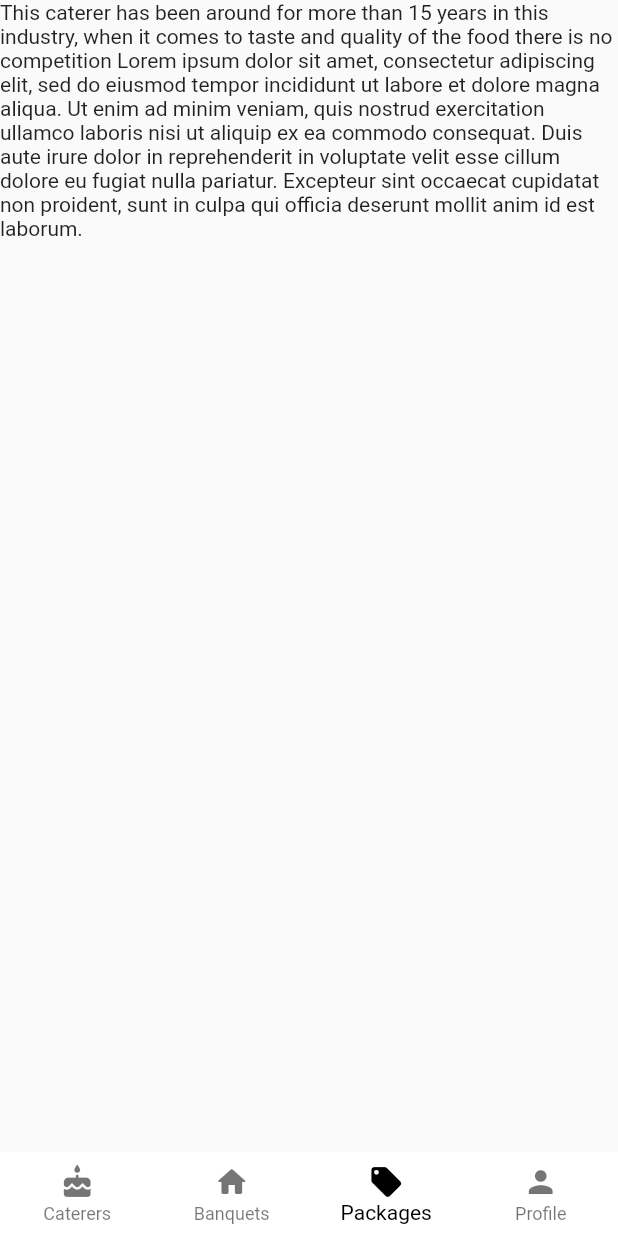
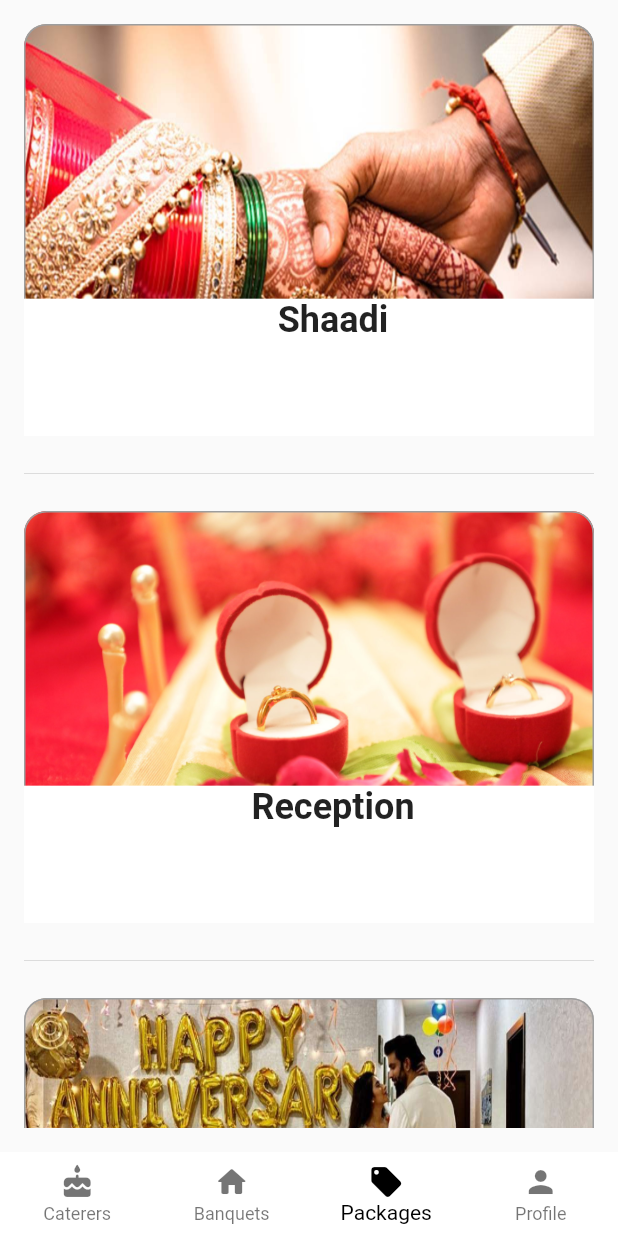
Before and after one commit to Abu-Shoaib-Jamil/WeCater, a Flutter app: the screen it shows once a user with an empty profile is signed in, swiped to page 3, on a phone screen of 412 x 824 dp. Run offline on Flutter 3.47's test engine with Material 2 defaults, Android fonts, the light colour scheme and no system bars; our stand-ins replace cloud_firestore, firebase_auth, firebase_core, firebase_crashlytics, flutter_rating_bar, geocoding and 3 more; accounts and stored records are empty.

Commit message:
latest commit

```diff
--- a/lib/screens/packagepage.dart
+++ b/lib/screens/packagepage.dart
@@ -1,3 +1,4 @@
+import 'package:flutter/cupertino.dart';
 import 'package:flutter/material.dart';
 
 class PackagePage extends StatefulWidget {
@@ -8,14 +9,75 @@ class PackagePage extends StatefulWidget {
 class _PackagePageState extends State<PackagePage> {
   @override
   Widget build(BuildContext context) {
+    double cardHeight = MediaQuery.of(context).size.height / 3;
+    double cardWidth = MediaQuery.of(context).size.width;
+    List<String> packagesNames = [
+      "Shaadi",
+      "Reception",
+      "Anniversary",
+      "Birthday",
+      "Farewell",
+      "Reunion"
+    ];
+    List<String> packagesImages = [
+      "asset/shaadi.jpg",
+      "asset/reception.jpg",
+      "asset/anniversary.jpg",
+      "asset/birthday.jpg",
+      "asset/farewell.jpg",
+      "asset/reunion.jpg"
+    ];
     return Scaffold(
       body: SafeArea(
-        child: Column(
-          children: [
-            Text(
-              "This caterer has been around for more than 15 years in this industry, when it comes to taste and quality of the food there is no competition Lorem ipsum dolor sit amet, consectetur adipiscing elit, sed do eiusmod tempor incididunt ut labore et dolore magna aliqua. Ut enim ad minim veniam, quis nostrud exercitation ullamco laboris nisi ut aliquip ex ea commodo consequat. Duis aute irure dolor in reprehenderit in voluptate velit esse cillum dolore eu fugiat nulla pariatur. Excepteur sint occaecat cupidatat non proident, sunt in culpa qui officia deserunt mollit anim id est laborum.",
-            ),
-          ],
+        child: Padding(
+          padding: const EdgeInsets.all(16.0),
+          child: ListView.separated(
+            itemCount: packagesNames.length,
+            itemBuilder: (context, index) {
+              return Stack(
+                children: [
+                  Container(
+                    height: cardHeight,
+                    width: cardWidth,
+                    decoration: BoxDecoration(
+                      border: Border.all(color: Colors.grey),
+                      borderRadius: BorderRadius.circular(15.0),
+                      image: DecorationImage(
+                        image: AssetImage(
+                          packagesImages[index],
+                        ),
+                        fit: BoxFit.fill,
+                      ),
+                    ),
+                  ),
+                  Positioned(
+                    bottom: 0,
+                    left: 0,
+                    child: Container(
+                      height: cardHeight / 3,
+                      width: cardWidth,
+                      decoration: BoxDecoration(
+                        color: Colors.white,
+                      ),
+                      child: Text(
+                        packagesNames[index],
+                        style: TextStyle(
+                          fontWeight: FontWeight.bold,
+                          fontSize: 24.0,
+                        ),
+                        textAlign: TextAlign.center,
+                      ),
+                    ),
+                  ),
+                ],
+              );
+            },
+            separatorBuilder: (context, index) {
+              return Divider(
+                height: 50.0,
+              );
+            },
+          ),
         ),
       ),
     );
```
Also changed, not shown: asset/anniversary.jpg (added), asset/birthday.jpg (added), asset/farewell.jpg (added), asset/reception.jpg (added), asset/reunion.jpg (added), asset/shaadi.jpg (added).
